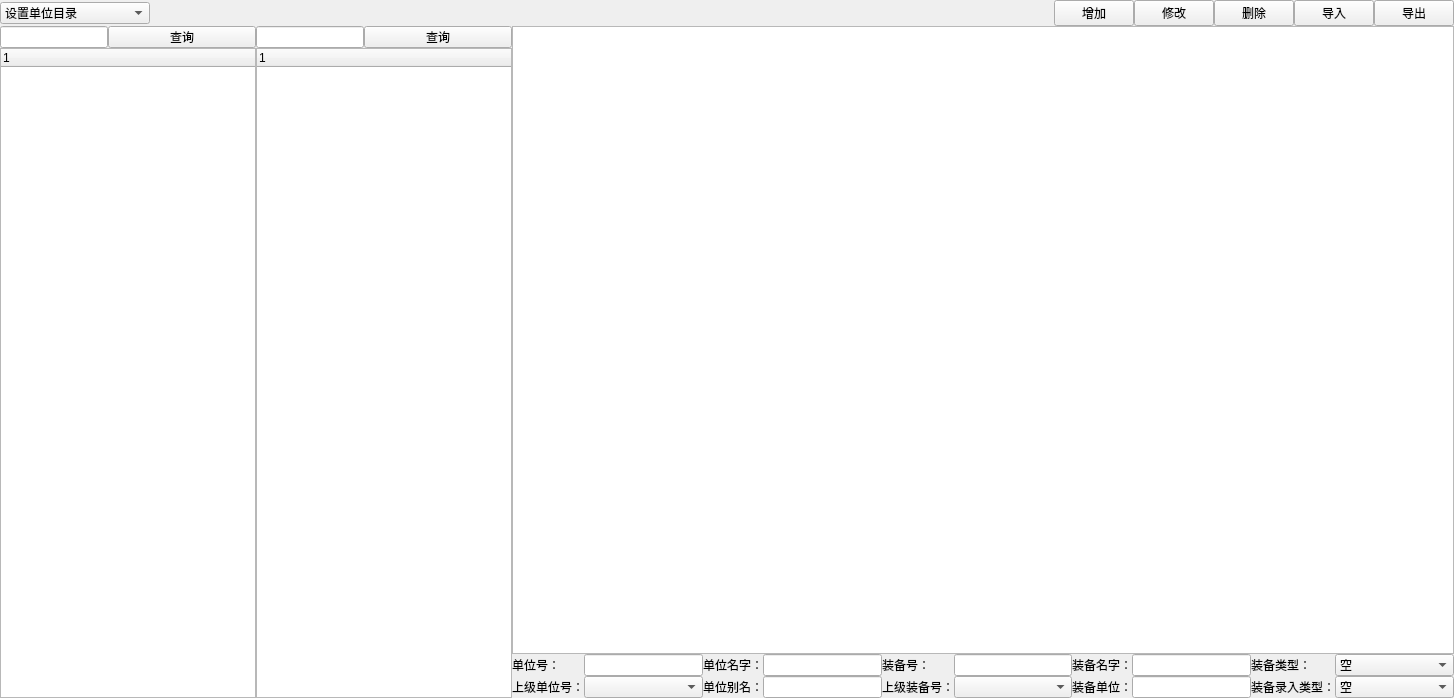
The window that widgets/strengthDisturb/select_set.ui (Belos10/Equip) describes before a commit, drawn with Qt 5.
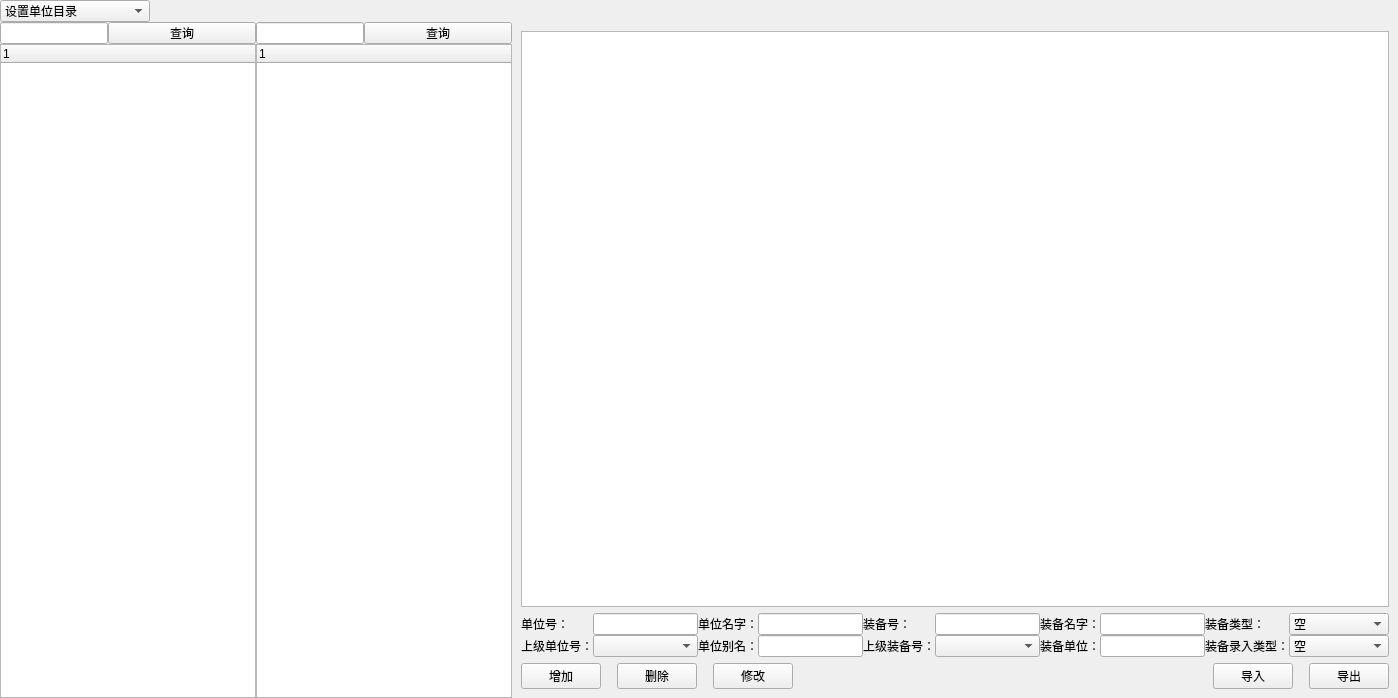
The same window after the commit.

```diff
--- a/widgets/strengthDisturb/select_set.ui
+++ b/widgets/strengthDisturb/select_set.ui
@@ -6,7 +6,7 @@
    <rect>
     <x>0</x>
     <y>0</y>
-    <width>1454</width>
+    <width>1398</width>
     <height>698</height>
    </rect>
   </property>
@@ -82,41 +82,6 @@
           </property>
          </spacer>
         </item>
-        <item>
-         <widget class="QPushButton" name="pb_add">
-          <property name="text">
-           <string>增加</string>
-          </property>
-         </widget>
-        </item>
-        <item>
-         <widget class="QPushButton" name="pb_update">
-          <property name="text">
-           <string>修改</string>
-          </property>
-         </widget>
-        </item>
-        <item>
-         <widget class="QPushButton" name="pb_del">
-          <property name="text">
-           <string>删除</string>
-          </property>
-         </widget>
-        </item>
-        <item>
-         <widget class="QPushButton" name="pb_input">
-          <property name="text">
-           <string>导入</string>
-          </property>
-         </widget>
-        </item>
-        <item>
-         <widget class="QPushButton" name="pb_output">
-          <property name="text">
-           <string>导出</string>
-          </property>
-         </widget>
-        </item>
        </layout>
       </item>
      </layout>
@@ -252,27 +217,16 @@
      </item>
      <item>
       <widget class="QWidget" name="selectWidget" native="true">
-       <layout class="QVBoxLayout" name="verticalLayout">
-        <property name="spacing">
-         <number>0</number>
-        </property>
-        <property name="leftMargin">
-         <number>0</number>
-        </property>
-        <property name="topMargin">
-         <number>0</number>
-        </property>
-        <property name="rightMargin">
-         <number>0</number>
-        </property>
-        <property name="bottomMargin">
-         <number>0</number>
-        </property>
+       <layout class="QVBoxLayout" name="verticalLayout_6">
+        <item>
+         <layout class="QVBoxLayout" name="verticalLayout_5">
         <item>
          <widget class="QTableWidget" name="tb_result"/>
         </item>
         <item>
-         <layout class="QGridLayout" name="gridLayout_2" columnstretch="0,1,0,1,0,1,0,1,0,1" columnminimumwidth="1,1,1,1,1,1,1,1,1,1">
+           <layout class="QVBoxLayout" name="verticalLayout">
+            <item>
+             <layout class="QGridLayout" name="gridLayout_2" columnstretch="0,0,0,0,0,0,0,0,0,0">
           <property name="leftMargin">
            <number>0</number>
           </property>
@@ -282,19 +236,6 @@
           <property name="spacing">
            <number>0</number>
           </property>
-          <item row="1" column="0">
-           <widget class="QLabel" name="lb_unitUper">
-            <property name="maximumSize">
-             <size>
-              <width>90</width>
-              <height>16777215</height>
-             </size>
-            </property>
-            <property name="text">
-             <string>上级单位号：</string>
-            </property>
-           </widget>
-          </item>
           <item row="1" column="2">
            <widget class="QLabel" name="lb_equipName">
             <property name="maximumSize">
@@ -308,127 +249,29 @@
             </property>
            </widget>
           </item>
-          <item row="1" column="4">
-           <widget class="QLabel" name="lb_equipUper">
-            <property name="maximumSize">
-             <size>
-              <width>90</width>
-              <height>16777215</height>
-             </size>
-            </property>
-            <property name="text">
-             <string>上级装备号：</string>
-            </property>
-           </widget>
-          </item>
-          <item row="1" column="3">
-           <widget class="QLineEdit" name="le_unitAlias">
+              <item row="1" column="9">
+               <widget class="QComboBox" name="cb_inputType">
             <property name="minimumSize">
              <size>
               <width>100</width>
               <height>0</height>
              </size>
             </property>
-            <property name="maximumSize">
-             <size>
-              <width>16777215</width>
-              <height>16777215</height>
-             </size>
-            </property>
-           </widget>
-          </item>
-          <item row="0" column="6">
-           <widget class="QLabel" name="lb_inputType">
-            <property name="maximumSize">
-             <size>
-              <width>90</width>
-              <height>16777215</height>
-             </size>
-            </property>
+                <item>
+                 <property name="text">
+                  <string>空</string>
+                 </property>
+                </item>
+                <item>
             <property name="text">
-             <string>装备名字：</string>
-            </property>
-           </widget>
-          </item>
-          <item row="1" column="7">
-           <widget class="QLineEdit" name="le_equipUnit">
-            <property name="minimumSize">
-             <size>
-              <width>100</width>
-              <height>0</height>
-             </size>
-            </property>
-           </widget>
-          </item>
-          <item row="0" column="7">
-           <widget class="QLineEdit" name="le_equipName">
-            <property name="minimumSize">
-             <size>
-              <width>100</width>
-              <height>0</height>
-             </size>
-            </property>
-           </widget>
-          </item>
-          <item row="0" column="3">
-           <widget class="QLineEdit" name="le_unitName">
-            <property name="minimumSize">
-             <size>
-              <width>100</width>
-              <height>0</height>
-             </size>
-            </property>
-            <property name="maximumSize">
-             <size>
-              <width>16777215</width>
-              <height>16777215</height>
-             </size>
-            </property>
-           </widget>
-          </item>
-          <item row="1" column="6">
-           <widget class="QLabel" name="lb_equipType">
-            <property name="maximumSize">
-             <size>
-              <width>90</width>
-              <height>16777215</height>
-             </size>
-            </property>
+                  <string>逐号录入信息</string>
+                 </property>
+                </item>
+                <item>
             <property name="text">
-             <string>装备单位：</string>
-            </property>
-           </widget>
-          </item>
-          <item row="0" column="5">
-           <widget class="QLineEdit" name="le_equipID">
-            <property name="minimumSize">
-             <size>
-              <width>100</width>
-              <height>0</height>
-             </size>
-            </property>
-            <property name="maximumSize">
-             <size>
-              <width>16777215</width>
-              <height>16777215</height>
-             </size>
-            </property>
-           </widget>
-          </item>
-          <item row="0" column="1">
-           <widget class="QLineEdit" name="le_unitID">
-            <property name="minimumSize">
-             <size>
-              <width>100</width>
-              <height>0</height>
-             </size>
-            </property>
-            <property name="maximumSize">
-             <size>
-              <width>16777215</width>
-              <height>16777215</height>
-             </size>
-            </property>
+                  <string>逐批录入信息</string>
+                 </property>
+                </item>
            </widget>
           </item>
           <item row="0" column="4">
@@ -444,6 +287,31 @@
             </property>
            </widget>
           </item>
+              <item row="0" column="9">
+               <widget class="QComboBox" name="cb_equipType">
+                <property name="minimumSize">
+                 <size>
+                  <width>100</width>
+                  <height>0</height>
+                 </size>
+                </property>
+                <item>
+                 <property name="text">
+                  <string>空</string>
+                 </property>
+                </item>
+                <item>
+                 <property name="text">
+                  <string>通用装备</string>
+                 </property>
+                </item>
+                <item>
+                 <property name="text">
+                  <string>专用装备</string>
+                 </property>
+                </item>
+               </widget>
+              </item>
           <item row="0" column="2">
            <widget class="QLabel" name="lb_unitName">
             <property name="maximumSize">
@@ -457,17 +325,14 @@
             </property>
            </widget>
           </item>
-          <item row="0" column="0">
-           <widget class="QLabel" name="lb_unitID">
-            <property name="maximumSize">
+              <item row="0" column="7">
+               <widget class="QLineEdit" name="le_equipName">
+                <property name="minimumSize">
              <size>
-              <width>90</width>
-              <height>16777215</height>
-             </size>
-            </property>
-            <property name="text">
-             <string>单位号：</string>
-            </property>
+                  <width>100</width>
+                  <height>0</height>
+                 </size>
+                </property>
            </widget>
           </item>
           <item row="0" column="8">
@@ -483,29 +348,124 @@
             </property>
            </widget>
           </item>
-          <item row="0" column="9">
-           <widget class="QComboBox" name="cb_equipType">
+              <item row="0" column="3">
+               <widget class="QLineEdit" name="le_unitName">
             <property name="minimumSize">
              <size>
               <width>100</width>
               <height>0</height>
              </size>
             </property>
-            <item>
+                <property name="maximumSize">
+                 <size>
+                  <width>16777215</width>
+                  <height>16777215</height>
+                 </size>
+                </property>
+               </widget>
+              </item>
+              <item row="0" column="6">
+               <widget class="QLabel" name="lb_inputType">
+                <property name="maximumSize">
+                 <size>
+                  <width>90</width>
+                  <height>16777215</height>
+                 </size>
+                </property>
              <property name="text">
-              <string>空</string>
-             </property>
-            </item>
-            <item>
+                 <string>装备名字：</string>
+                </property>
+               </widget>
+              </item>
+              <item row="0" column="1">
+               <widget class="QLineEdit" name="le_unitID">
+                <property name="minimumSize">
+                 <size>
+                  <width>100</width>
+                  <height>0</height>
+                 </size>
+                </property>
+                <property name="maximumSize">
+                 <size>
+                  <width>16777215</width>
+                  <height>16777215</height>
+                 </size>
+                </property>
+               </widget>
+              </item>
+              <item row="1" column="0">
+               <widget class="QLabel" name="lb_unitUper">
+                <property name="maximumSize">
+                 <size>
+                  <width>90</width>
+                  <height>16777215</height>
+                 </size>
+                </property>
              <property name="text">
-              <string>通用装备</string>
-             </property>
-            </item>
-            <item>
+                 <string>上级单位号：</string>
+                </property>
+               </widget>
+              </item>
+              <item row="1" column="1">
+               <widget class="QComboBox" name="cb_unitUper">
+                <property name="minimumSize">
+                 <size>
+                  <width>100</width>
+                  <height>0</height>
+                 </size>
+                </property>
+               </widget>
+              </item>
+              <item row="1" column="3">
+               <widget class="QLineEdit" name="le_unitAlias">
+                <property name="minimumSize">
+                 <size>
+                  <width>100</width>
+                  <height>0</height>
+                 </size>
+                </property>
+                <property name="maximumSize">
+                 <size>
+                  <width>16777215</width>
+                  <height>16777215</height>
+                 </size>
+                </property>
+               </widget>
+              </item>
+              <item row="1" column="7">
+               <widget class="QLineEdit" name="le_equipUnit">
+                <property name="minimumSize">
+                 <size>
+                  <width>100</width>
+                  <height>0</height>
+                 </size>
+                </property>
+               </widget>
+              </item>
+              <item row="1" column="4">
+               <widget class="QLabel" name="lb_equipUper">
+                <property name="maximumSize">
+                 <size>
+                  <width>90</width>
+                  <height>16777215</height>
+                 </size>
+                </property>
              <property name="text">
-              <string>专用装备</string>
-             </property>
-            </item>
+                 <string>上级装备号：</string>
+                </property>
+               </widget>
+              </item>
+              <item row="1" column="6">
+               <widget class="QLabel" name="lb_equipType">
+                <property name="maximumSize">
+                 <size>
+                  <width>90</width>
+                  <height>16777215</height>
+                 </size>
+                </property>
+                <property name="text">
+                 <string>装备单位：</string>
+                </property>
            </widget>
           </item>
           <item row="1" column="8">
@@ -521,29 +481,17 @@
             </property>
            </widget>
           </item>
-          <item row="1" column="9">
-           <widget class="QComboBox" name="cb_inputType">
-            <property name="minimumSize">
+              <item row="0" column="0">
+               <widget class="QLabel" name="lb_unitID">
+                <property name="maximumSize">
              <size>
-              <width>100</width>
-              <height>0</height>
-             </size>
-            </property>
-            <item>
+                  <width>90</width>
+                  <height>16777215</height>
+                 </size>
+                </property>
              <property name="text">
-              <string>空</string>
-             </property>
-            </item>
-            <item>
-             <property name="text">
-              <string>逐号录入信息</string>
-             </property>
-            </item>
-            <item>
-             <property name="text">
-              <string>逐批录入信息</string>
-             </property>
-            </item>
+                 <string>单位号：</string>
+                </property>
            </widget>
           </item>
           <item row="1" column="5">
@@ -556,15 +504,125 @@
             </property>
            </widget>
           </item>
-          <item row="1" column="1">
-           <widget class="QComboBox" name="cb_unitUper">
+              <item row="0" column="5">
+               <widget class="QLineEdit" name="le_equipID">
             <property name="minimumSize">
              <size>
               <width>100</width>
               <height>0</height>
              </size>
             </property>
-           </widget>
+                <property name="maximumSize">
+                 <size>
+                  <width>16777215</width>
+                  <height>16777215</height>
+                 </size>
+                </property>
+               </widget>
+              </item>
+             </layout>
+            </item>
+            <item>
+             <layout class="QHBoxLayout" name="horizontalLayout_3">
+              <item>
+               <widget class="QPushButton" name="pb_add">
+                <property name="text">
+                 <string>增加</string>
+                </property>
+               </widget>
+              </item>
+              <item>
+               <spacer name="horizontalSpacer_2">
+                <property name="orientation">
+                 <enum>Qt::Horizontal</enum>
+                </property>
+                <property name="sizeType">
+                 <enum>QSizePolicy::Fixed</enum>
+                </property>
+                <property name="sizeHint" stdset="0">
+                 <size>
+                  <width>10</width>
+                  <height>20</height>
+                 </size>
+                </property>
+               </spacer>
+              </item>
+              <item>
+               <widget class="QPushButton" name="pb_del">
+                <property name="text">
+                 <string>删除</string>
+                </property>
+               </widget>
+              </item>
+              <item>
+               <spacer name="horizontalSpacer_3">
+                <property name="orientation">
+                 <enum>Qt::Horizontal</enum>
+                </property>
+                <property name="sizeType">
+                 <enum>QSizePolicy::Fixed</enum>
+                </property>
+                <property name="sizeHint" stdset="0">
+                 <size>
+                  <width>10</width>
+                  <height>20</height>
+                 </size>
+                </property>
+               </spacer>
+              </item>
+              <item>
+               <widget class="QPushButton" name="pb_update">
+                <property name="text">
+                 <string>修改</string>
+                </property>
+               </widget>
+              </item>
+              <item>
+               <spacer name="horizontalSpacer_4">
+                <property name="orientation">
+                 <enum>Qt::Horizontal</enum>
+                </property>
+                <property name="sizeHint" stdset="0">
+                 <size>
+                  <width>40</width>
+                  <height>20</height>
+                 </size>
+                </property>
+               </spacer>
+              </item>
+              <item>
+               <widget class="QPushButton" name="pb_input">
+                <property name="text">
+                 <string>导入</string>
+                </property>
+               </widget>
+              </item>
+              <item>
+               <spacer name="horizontalSpacer_5">
+                <property name="orientation">
+                 <enum>Qt::Horizontal</enum>
+                </property>
+                <property name="sizeType">
+                 <enum>QSizePolicy::Fixed</enum>
+                </property>
+                <property name="sizeHint" stdset="0">
+                 <size>
+                  <width>10</width>
+                  <height>20</height>
+                 </size>
+                </property>
+               </spacer>
+              </item>
+              <item>
+               <widget class="QPushButton" name="pb_output">
+                <property name="text">
+                 <string>导出</string>
+                </property>
+               </widget>
+              </item>
+             </layout>
+            </item>
+           </layout>
           </item>
          </layout>
         </item>
```
Lines whose indentation alone changed are shown as unchanged.
